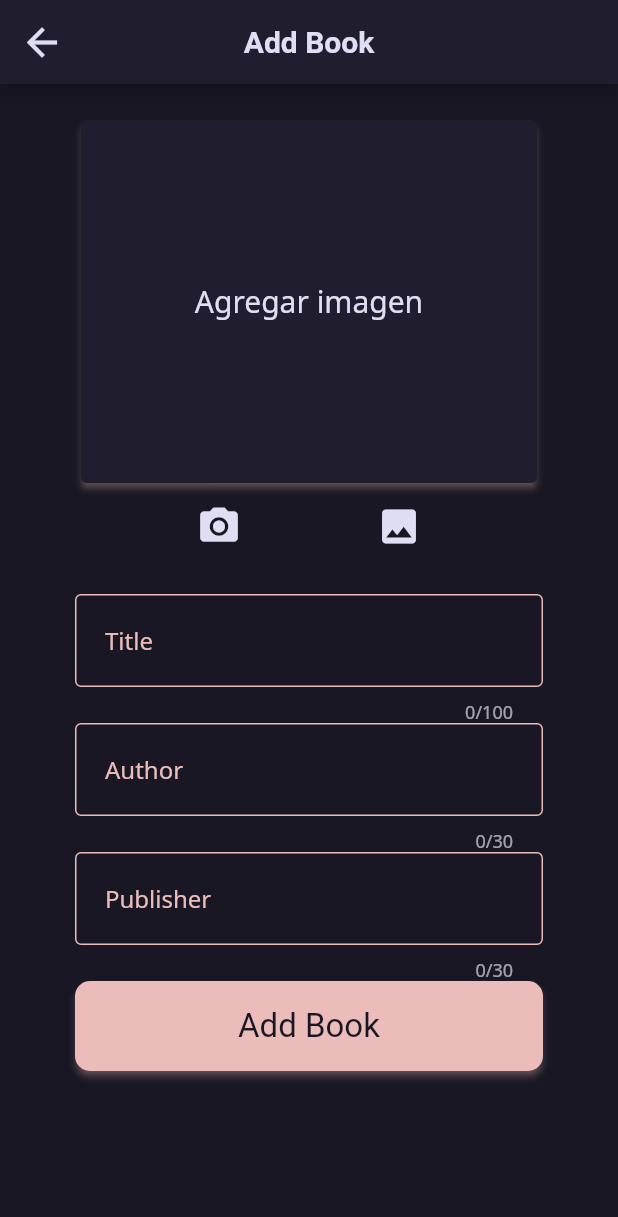
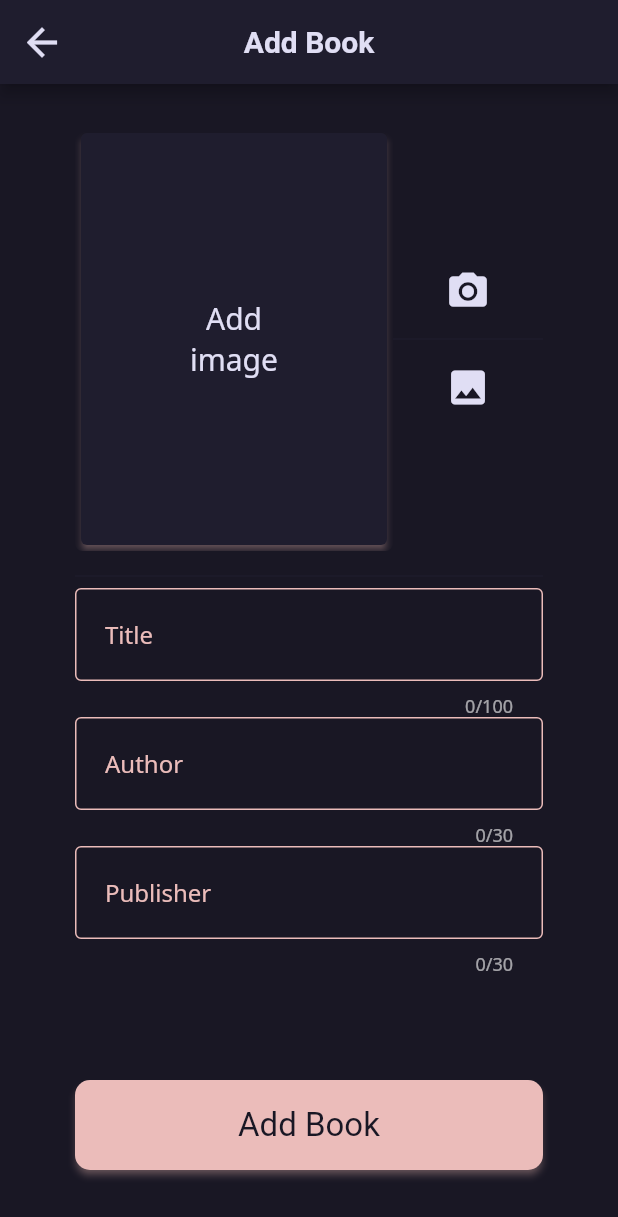
Before and after one commit to haykodarb/communal_app, a Flutter app: the BookCreatePage screen opened by its route, after a tap on the "camera alt" icon, on a phone screen of 412 x 824 dp. Shown: the top 1217 px of the screen. Run offline on Flutter 3.47's test engine with Material 2 defaults, Android fonts, the phone set to English and light mode, and no system bars; our stand-ins replace get, google_fonts, image_picker, loading_animation_widget, shimmer, string_validator and 1 more; accounts and stored records are empty.

Commit message:
End of 29-05

```diff
--- a/lib/presentation/book/book_create/book_create_controller.dart
+++ b/lib/presentation/book/book_create/book_create_controller.dart
@@ -1,5 +1,4 @@
 import 'dart:io';
-
 import 'package:biblioteca/backend/books_backend.dart';
 import 'package:biblioteca/models/backend_response.dart';
 import 'package:biblioteca/models/book.dart';
@@ -18,7 +17,7 @@ class BookCreateController extends GetxController {
   final RxBool loading = false.obs;
 
   final ImagePicker imagePicker = ImagePicker();
-  final Rxn<XFile> selectedFile = Rxn<XFile>();
+  final Rxn<File> selectedFile = Rxn<File>();
 
   final GlobalKey<FormState> formKey = GlobalKey<FormState>();
 
@@ -27,22 +26,17 @@ class BookCreateController extends GetxController {
     super.onInit();
   }
 
-  Future<void> takePictureFromGallery() async {
-    selectedFile.value = await imagePicker.pickImage(
-      source: ImageSource.gallery,
+  Future<void> takePicture(ImageSource source) async {
+    XFile? pickedImage = await imagePicker.pickImage(
+      source: source,
       imageQuality: 80,
-      maxHeight: 800,
-      maxWidth: 600,
+      maxHeight: 640,
+      maxWidth: 480,
     );
-  }
 
-  Future<void> takePictureFromCamera() async {
-    selectedFile.value = await imagePicker.pickImage(
-      source: ImageSource.camera,
-      imageQuality: 80,
-      maxHeight: 800,
-      maxWidth: 600,
-    );
+    if (pickedImage == null) return;
+
+    selectedFile.value = File(pickedImage.path);
   }
 
   void onTitleChange(String value) {
--- a/lib/presentation/book/book_create/book_create_page.dart
+++ b/lib/presentation/book/book_create/book_create_page.dart
@@ -1,9 +1,11 @@
 import 'dart:io';
 
+import 'package:biblioteca/presentation/common/common_loading_body.dart';
 import 'package:biblioteca/presentation/common/common_text_field.dart';
 import 'package:biblioteca/presentation/book/book_create/book_create_controller.dart';
 import 'package:flutter/material.dart';
 import 'package:get/get.dart';
+import 'package:image_picker/image_picker.dart';
 
 class BookCreatePage extends StatelessWidget {
   const BookCreatePage({super.key});
@@ -22,25 +24,28 @@ class BookCreatePage extends StatelessWidget {
             return SingleChildScrollView(
               physics: const BouncingScrollPhysics(),
               child: Padding(
-                padding: const EdgeInsets.symmetric(horizontal: 50),
+                padding: const EdgeInsets.symmetric(horizontal: 50, vertical: 20),
                 child: Form(
                   key: controller.formKey,
                   child: Column(
                     mainAxisAlignment: MainAxisAlignment.spaceEvenly,
                     children: [
                       Container(
-                        margin: const EdgeInsets.symmetric(vertical: 20),
-                        child: Container(
                         padding: EdgeInsets.zero,
                         height: 300,
-                          child: Column(
+                        child: Row(
                           children: [
                             Expanded(
+                              child: AspectRatio(
+                                aspectRatio: 3 / 4,
+                                child: ClipRRect(
+                                  borderRadius: BorderRadius.circular(5),
                                   child: Obx(
                                     () {
                                       if (controller.selectedFile.value != null) {
                                         return Image.file(
                                           File(controller.selectedFile.value!.path),
+                                          fit: BoxFit.cover,
                                         );
                                       } else {
                                         return Card(
@@ -49,7 +54,7 @@ class BookCreatePage extends StatelessWidget {
                                             padding: EdgeInsets.all(8.0),
                                             child: Center(
                                               child: Text(
-                                              'Agregar imagen',
+                                                'Add\nimage',
                                                 style: TextStyle(fontSize: 20),
                                                 textAlign: TextAlign.center,
                                               ),
@@ -60,20 +65,23 @@ class BookCreatePage extends StatelessWidget {
                                     },
                                   ),
                                 ),
+                              ),
+                            ),
                             SizedBox(
-                                height: 50,
-                                child: Row(
-                                  mainAxisAlignment: MainAxisAlignment.spaceEvenly,
+                              width: 100,
+                              child: Column(
+                                mainAxisAlignment: MainAxisAlignment.center,
                                 children: [
                                   IconButton(
-                                      onPressed: controller.takePictureFromCamera,
+                                    onPressed: () => controller.takePicture(ImageSource.camera),
                                     icon: const Icon(
                                       Icons.camera_alt,
                                       size: 30,
                                     ),
                                   ),
+                                  const Divider(),
                                   IconButton(
-                                      onPressed: controller.takePictureFromGallery,
+                                    onPressed: () => controller.takePicture(ImageSource.gallery),
                                     icon: const Icon(
                                       Icons.image,
                                       size: 30,
@@ -85,7 +93,7 @@ class BookCreatePage extends StatelessWidget {
                           ],
                         ),
                       ),
-                      ),
+                      const Divider(),
                       CommonTextField(
                         callback: controller.onTitleChange,
                         label: 'Title',
@@ -103,26 +111,20 @@ class BookCreatePage extends StatelessWidget {
                         label: 'Publisher',
                         validator: controller.stringValidator,
                       ),
-                      Obx(
-                        () => Visibility(
-                          visible: controller.loading.value,
-                          child: const SizedBox(
-                            height: 100,
-                            child: Center(child: CircularProgressIndicator()),
-                          ),
-                        ),
-                      ),
-                      Obx(
-                        () => Visibility(
-                          visible: controller.errorMessage.value != '',
-                          child: SizedBox(
-                            height: 100,
-                            child: Text(
+                      SizedBox(
+                        height: 70,
+                        child: Obx(
+                          () => CommonLoadingBody(
+                            isLoading: controller.loading.value,
+                            size: 40,
+                            child: Obx(
+                              () => Text(
                                 controller.errorMessage.value,
                                 style: TextStyle(
                                   fontSize: 16,
                                   color: Theme.of(context).colorScheme.error,
                                   fontWeight: FontWeight.w500,
+                                ),
                               ),
                             ),
                           ),
--- /dev/null
+++ b/lib/presentation/common/common_loading_body.dart
@@ -0,0 +1,31 @@
+import 'package:flutter/material.dart';
+import 'package:get/get.dart';
+import 'package:loading_animation_widget/loading_animation_widget.dart';
+
+class CommonLoadingBody extends StatelessWidget {
+  const CommonLoadingBody({
+    super.key,
+    required this.child,
+    required this.isLoading,
+    this.size = 50,
+  });
+
+  final Widget child;
+  final bool isLoading;
+  final double size;
+
+  @override
+  Widget build(BuildContext context) {
+    if (isLoading) {
+      return Center(
+        child: LoadingAnimationWidget.flickr(
+          leftDotColor: Get.theme.colorScheme.primary,
+          rightDotColor: Get.theme.colorScheme.secondary,
+          size: size,
+        ),
+      );
+    }
+
+    return child;
+  }
+}
--- a/lib/theme.dart
+++ b/lib/theme.dart
@@ -5,7 +5,7 @@ const ColorScheme _colorScheme = ColorScheme.dark(
   background: Color(0xFF191724),
   surface: Color(0xFF1f1d2e),
   primary: Color(0xFFebbcba),
-  secondary: Color(0xFF31748f),
+  secondary: Color(0xFF92BFB1),
   onBackground: Color(0xFFe0def4),
   onPrimary: Color(0xFF191724),
   onSecondary: Color(0xFF191724),
```
Also changed, not shown: lib/presentation/book/book_list_page.dart (+19 -26 lines), lib/presentation/book/book_owned/book_owned_page.dart (+1 -13 lines), lib/presentation/community/community_create/community_create_page.dart (+15 -20 lines), lib/presentation/community/community_invite/community_invite_page.dart (+14 -22 lines), lib/presentation/community/community_list_page.dart (+11 -14 lines), lib/presentation/community/community_specific/community_drawer/community_drawer_widget.dart (+5 -5 lines), lib/presentation/community/community_specific/community_members/community_members_page.dart (+20 -8 lines), lib/presentation/community/community_specific/community_specific_page.dart (+19 -28 lines), lib/presentation/invitations/invitations_page.dart (+9 -14 lines), lib/presentation/login/login_page.dart (+9 -20 lines), lib/presentation/register/register_page.dart (+8 -19 lines). Lines whose indentation alone changed are shown as unchanged.
